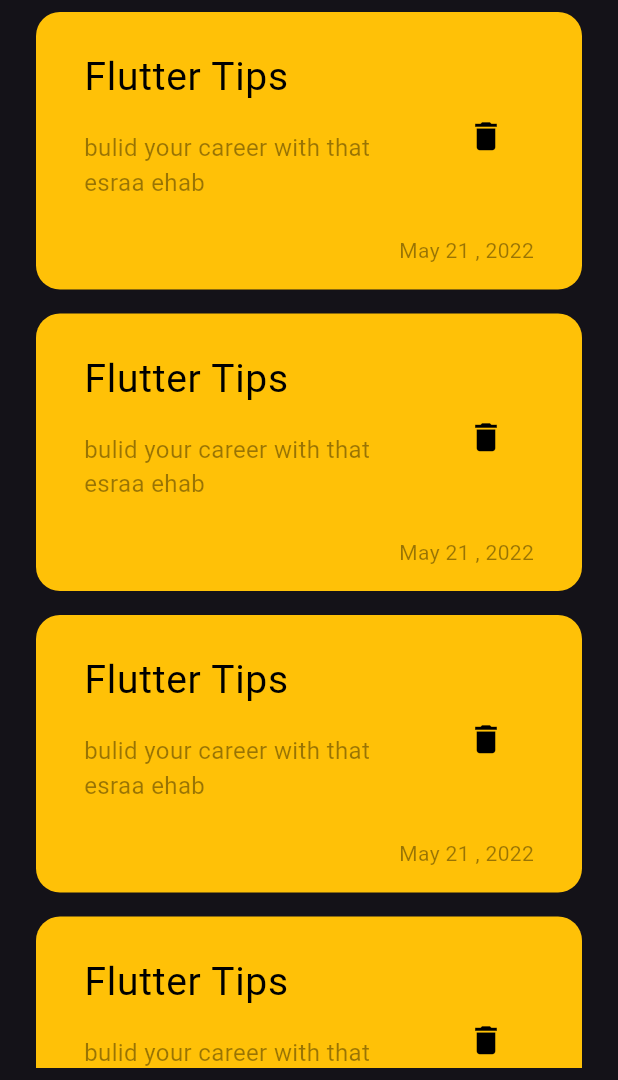
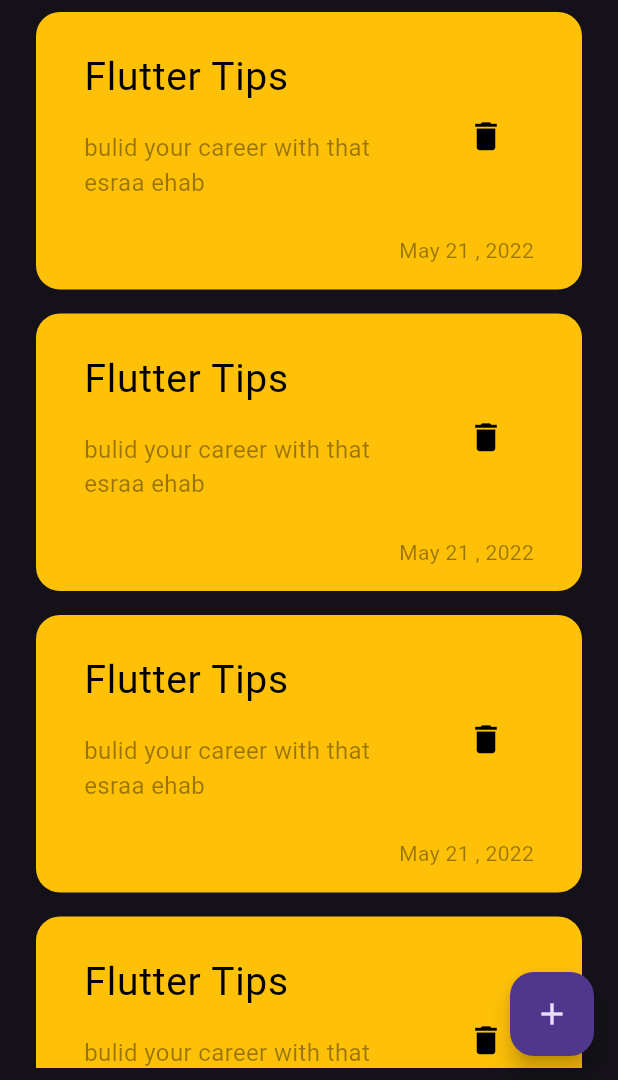
Before and after one commit to esraaehab333/notes-app, a Flutter app: the screen it shows after launch, on a phone screen of 412 x 824 dp, the part 156-1236 px from its top. Run offline on Flutter 3.47's test engine with Material 3 defaults, Android fonts, the phone set to English and light mode, and no system bars; our stand-ins replace bloc, flutter_bloc, hive, hive_flutter, modal_progress_hud_nsn; accounts and stored records are empty; Roboto replaces fonts that are missing (Poppins).

Commit message:
commit 2

```diff
--- /dev/null
+++ b/lib/constants/colors.dart
@@ -0,0 +1,3 @@
+import 'package:flutter/material.dart';
+
+const kPrimaryColor = Color(0xff62FCD7);
--- /dev/null
+++ b/lib/constants/strings.dart
@@ -0,0 +1 @@
+const KNoteBox = "notes_box";
--- /dev/null
+++ b/lib/cubits/add_note_cubit/add_note_state.dart
@@ -0,0 +1,15 @@
+part of 'add_note_cubit.dart';
+
+@immutable
+sealed class AddNoteState {}
+
+final class AddNoteInitial extends AddNoteState {}
+
+final class AddNoteLoading extends AddNoteState {}
+
+final class AddNoteSucess extends AddNoteState {}
+
+final class AddNotefailure extends AddNoteState {
+  final String errMessage;
+  AddNotefailure(this.errMessage);
+}
--- a/lib/main.dart
+++ b/lib/main.dart
@@ -1,7 +1,17 @@
 import 'package:flutter/material.dart';
+import 'package:flutter_bloc/flutter_bloc.dart';
+import 'package:hive_flutter/adapters.dart';
+import 'package:note_app/constants/strings.dart';
+import 'package:note_app/cubits/add_note_cubit/add_note_cubit.dart';
+import 'package:note_app/models/note_model.dart';
+import 'package:note_app/simple_bloc_observer.dart';
 import 'package:note_app/views/notes_screen.dart';
 
-void main() {
+void main() async {
+  await Hive.initFlutter();
+  Bloc.observer = SimpleBlocObserver();
+  await Hive.openBox(KNoteBox);
+  Hive.registerAdapter(NoteModelAdapter());
   runApp(const MyApp());
 }
 
@@ -11,9 +21,15 @@ class MyApp extends StatelessWidget {
   // This widget is the root of your application.
   @override
   Widget build(BuildContext context) {
-    return MaterialApp(
-      theme: ThemeData(brightness: Brightness.dark , fontFamily: "Poppins"),
-      home: const NotesView(),
+    return MultiBlocProvider(
+      providers: [
+        BlocProvider(create: (context) => AddNoteCubit()),
+      ],
+      child: MaterialApp(
+        debugShowCheckedModeBanner: false,
+        theme: ThemeData(brightness: Brightness.dark, fontFamily: "Poppins"),
+        home: const NotesView(),
+      ),
     );
   }
 }
--- /dev/null
+++ b/lib/models/note_model.dart
@@ -0,0 +1,19 @@
+import 'package:hive/hive.dart';
+part 'note_model.g.dart';
+
+@HiveType(typeId: 0)
+class NoteModel extends HiveObject {
+  @HiveField(0)
+  final String title;
+  @HiveField(1)
+  final String subTitle;
+  @HiveField(2)
+  final String date;
+  @HiveField(3)
+  final int color;
+  NoteModel(
+      {required this.title,
+      required this.subTitle,
+      required this.date,
+      required this.color});
+}
--- a/lib/views/notes_screen.dart
+++ b/lib/views/notes_screen.dart
@@ -1,4 +1,5 @@
 import 'package:flutter/material.dart';
+import 'package:note_app/widgets/add_note_bottom_model_sheet.dart';
 import 'package:note_app/widgets/notes_view_body.dart';
 
 class NotesView extends StatelessWidget {
@@ -6,8 +7,22 @@ class NotesView extends StatelessWidget {
 
   @override
   Widget build(BuildContext context) {
-    return const Scaffold(
-      body: NotesViewBody(),
+    return Scaffold(
+      floatingActionButton: FloatingActionButton(
+        onPressed: () {
+          showModalBottomSheet(
+            shape: RoundedRectangleBorder(
+              borderRadius: BorderRadius.circular(16)
+            ),
+            context: context,
+            builder: (context) {
+              return const AddNoteBottomSheet();
+            },
+          );
+        },
+        child: const Icon(Icons.add),
+      ),
+      body: const NotesViewBody(),
     );
   }
 }
--- a/lib/widgets/custom_app_bar.dart
+++ b/lib/widgets/custom_app_bar.dart
@@ -2,20 +2,23 @@ import 'package:flutter/material.dart';
 import 'package:note_app/widgets/custom_search_icon.dart';
 
 class CustomAppBar extends StatelessWidget {
-  const CustomAppBar({super.key});
-
+  const CustomAppBar({super.key, required this.title, required this.icon});
+  final String title;
+  final IconData icon;
   @override
   Widget build(BuildContext context) {
-    return const Row(
+    return Row(
       children: [
-        Text(
-          "Notes",
-          style: TextStyle(
+         Text(
+          title,
+          style: const TextStyle(
             fontSize: 28,
           ),
         ),
-        Spacer(),
-        CustomSearchIcon(),
+        const Spacer(),
+        CustomSearchIcon(
+          icon: icon,
+        ),
       ],
     );
   }
--- a/lib/widgets/custom_listview.dart
+++ b/lib/widgets/custom_listview.dart
@@ -7,12 +7,15 @@ class NotesListView extends StatelessWidget {
 
   @override
   Widget build(BuildContext context) {
-    return ListView.builder(
-      itemBuilder: (context, index) => const Padding(
-        padding: EdgeInsets.symmetric(vertical: 8),
-        child: NoteItem(),
+    return Padding(
+      padding: EdgeInsets.zero,
+      child: ListView.builder(
+        itemBuilder: (context, index) => const Padding(
+          padding: EdgeInsets.symmetric(vertical: 8),
+          child: NoteItem(),
+        ),
+        itemCount: 5,
       ),
-      itemCount: 5,
     );
   }
 }
--- a/lib/widgets/custom_note_item.dart
+++ b/lib/widgets/custom_note_item.dart
@@ -1,11 +1,18 @@
 import 'package:flutter/material.dart';
+import 'package:note_app/views/edit_note_view.dart';
 
 class NoteItem extends StatelessWidget {
   const NoteItem({super.key});
 
   @override
   Widget build(BuildContext context) {
-    return Container(
+    return GestureDetector(
+      onTap: () {
+        Navigator.push(context, MaterialPageRoute(builder: (context) {
+          return const EditNoteView();
+        }));
+      },
+      child: Container(
         decoration: BoxDecoration(
           color: Colors.amber,
           borderRadius: BorderRadius.circular(16),
@@ -16,9 +23,9 @@ class NoteItem extends StatelessWidget {
             crossAxisAlignment: CrossAxisAlignment.end,
             children: [
               ListTile(
-              title:const  Padding(
-                padding:  EdgeInsets.only(bottom: 16),
-                child:  Text(
+                title: const Padding(
+                  padding: EdgeInsets.only(bottom: 16),
+                  child: Text(
                     "Flutter Tips",
                     style: TextStyle(
                       color: Colors.black,
@@ -47,7 +54,7 @@ class NoteItem extends StatelessWidget {
               ),
               Padding(
                 padding: const EdgeInsets.only(right: 16),
-              child:  Text(
+                child: Text(
                   "May 21 , 2022",
                   style: TextStyle(
                     color: Colors.black.withOpacity(0.4),
@@ -57,6 +64,7 @@ class NoteItem extends StatelessWidget {
             ],
           ),
         ),
+      ),
     );
   }
 }
--- a/lib/widgets/custom_search_icon.dart
+++ b/lib/widgets/custom_search_icon.dart
@@ -1,8 +1,12 @@
+// ignore_for_file: public_member_api_docs, sort_constructors_first
 import 'package:flutter/material.dart';
 
 class CustomSearchIcon extends StatelessWidget {
-  const CustomSearchIcon({super.key});
-
+  const CustomSearchIcon({
+    Key? key,
+    required this.icon,
+  }) : super(key: key);
+  final IconData icon;
   @override
   Widget build(BuildContext context) {
     return Container(
@@ -16,9 +20,9 @@ class CustomSearchIcon extends StatelessWidget {
           ),
         ),
       ),
-      child: const Center(
+      child:  Center(
         child: Icon(
-          Icons.search,
+          icon,
           size: 28,
         ),
       ),
--- a/lib/widgets/notes_view_body.dart
+++ b/lib/widgets/notes_view_body.dart
@@ -17,7 +17,10 @@ class NotesViewBody extends StatelessWidget {
           SizedBox(
             height: 50,
           ),
-          CustomAppBar(),
+          CustomAppBar(
+            title: 'Notes',
+            icon: Icons.search,
+          ),
           Expanded(child: NotesListView())
         ],
       ),
```
Also changed, not shown: lib/cubits/add_note_cubit/add_note_cubit.dart (added, +21 -0 lines), lib/simple_bloc_observer.dart (added, +34 -0 lines), lib/views/edit_note_view.dart (added, +13 -0 lines), lib/widgets/add_note_bottom_model_sheet.dart (added, +33 -0 lines), lib/widgets/custom_add_note_form_state.dart (added, +63 -0 lines), lib/widgets/custom_button.dart (added, +29 -0 lines), lib/widgets/custom_text_filed.dart (added, +37 -0 lines), lib/widgets/edit_note_view_body.dart (added, +34 -0 lines), pubspec.yaml (+7 -4 lines), lib/models/note_model.g.dart (added), pubspec.lock. Lines whose indentation alone changed are shown as unchanged.
